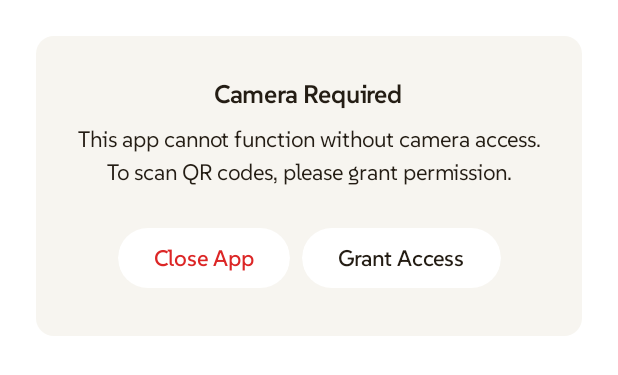
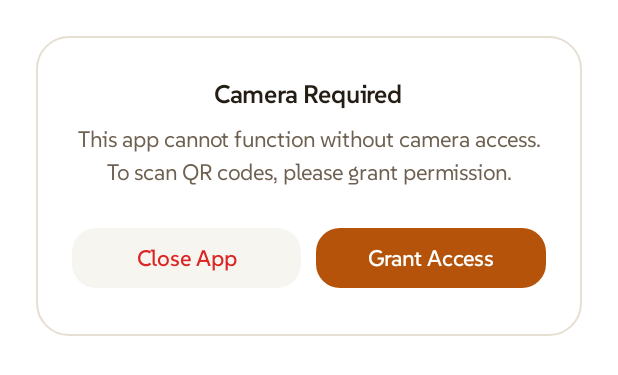
Before and after one commit to encorex32268/QRNest, an Android app built with Jetpack Compose: the @Preview function CameraPermissionDialogPreview, on a phone screen of 412 x 824 dp. Shown: the top 375 px of the screen. Run offline under Robolectric (Android 15) with nearby library versions, the phone set to English and light mode, and no system bars; our stand-ins replace Compose Multiplatform resources.

Commit message:
feat(scan): redesign scanner UI with adaptive viewfinder and cutout padding

```diff
--- a/feature/scan/presentation/src/commonMain/kotlin/com/lihan/qrnest/feature/scan/presentation/components/CameraPermissionDialog.kt
+++ b/feature/scan/presentation/src/commonMain/kotlin/com/lihan/qrnest/feature/scan/presentation/components/CameraPermissionDialog.kt
@@ -1,5 +1,6 @@
 package com.lihan.qrnest.feature.scan.presentation.components
 
+import androidx.compose.foundation.BorderStroke
 import androidx.compose.foundation.layout.Arrangement
 import androidx.compose.foundation.layout.Column
 import androidx.compose.foundation.layout.Row
@@ -16,7 +17,6 @@ import androidx.compose.material3.Text
 import androidx.compose.runtime.Composable
 import androidx.compose.ui.Alignment
 import androidx.compose.ui.Modifier
-import androidx.compose.ui.draw.clip
 import androidx.compose.ui.text.style.TextAlign
 import androidx.compose.ui.tooling.preview.Preview
 import androidx.compose.ui.unit.dp
@@ -37,8 +37,9 @@ fun CameraPermissionDialog(
 ) {
     Surface(
         modifier = modifier.padding(24.dp),
-        color = MaterialTheme.colorScheme.surface,
-        shape = RoundedCornerShape(12.dp)
+        color = MaterialTheme.colorScheme.appColors.surfaceHigher,
+        border = BorderStroke(1.dp, MaterialTheme.colorScheme.outline),
+        shape = RoundedCornerShape(22.dp)
     ) {
         Column(
             modifier = Modifier
@@ -56,20 +57,21 @@ fun CameraPermissionDialog(
             Text(
                 text = stringResource(Res.string.camera_permission_description),
                 style = MaterialTheme.typography.bodyLarge,
-                color = MaterialTheme.colorScheme.onSurface,
+                color = MaterialTheme.colorScheme.appColors.onSurfaceAlt,
                 textAlign = TextAlign.Center
             )
             Spacer(modifier = Modifier.height(24.dp))
             Row(
                 modifier = Modifier.fillMaxWidth(),
                 verticalAlignment = Alignment.CenterVertically,
-                horizontalArrangement = Arrangement.spacedBy(8.dp, Alignment.CenterHorizontally)
+                horizontalArrangement = Arrangement.spacedBy(10.dp, Alignment.CenterHorizontally)
             ) {
                 Button(
-                    modifier = Modifier.clip(RoundedCornerShape(100)),
+                    modifier = Modifier.weight(1f),
+                    shape = RoundedCornerShape(16.dp),
                     onClick = onCloseApp,
                     colors = ButtonDefaults.buttonColors(
-                        containerColor = MaterialTheme.colorScheme.appColors.surfaceHigher
+                        containerColor = MaterialTheme.colorScheme.surface
                     )
                 ) {
                     Text(
@@ -79,16 +81,17 @@ fun CameraPermissionDialog(
                     )
                 }
                 Button(
-                    modifier = Modifier.clip(RoundedCornerShape(100)),
+                    modifier = Modifier.weight(1f),
+                    shape = RoundedCornerShape(16.dp),
                     onClick = onGrantAccess,
                     colors = ButtonDefaults.buttonColors(
-                        containerColor = MaterialTheme.colorScheme.appColors.surfaceHigher
+                        containerColor = MaterialTheme.colorScheme.primary
                     )
                 ) {
                     Text(
                         text = stringResource(Res.string.grant_access),
                         style = MaterialTheme.typography.labelLarge,
-                        color = MaterialTheme.colorScheme.onSurface
+                        color = MaterialTheme.colorScheme.onPrimary
                     )
                 }
             }
```
Also changed, not shown: feature/scan/presentation/src/commonMain/kotlin/com/lihan/qrnest/feature/scan/presentation/ScanScreen.kt (+51 -18 lines), feature/scan/presentation/src/commonMain/kotlin/com/lihan/qrnest/feature/scan/presentation/components/NoQRCodeFoundDialog.kt (+9 -3 lines).
